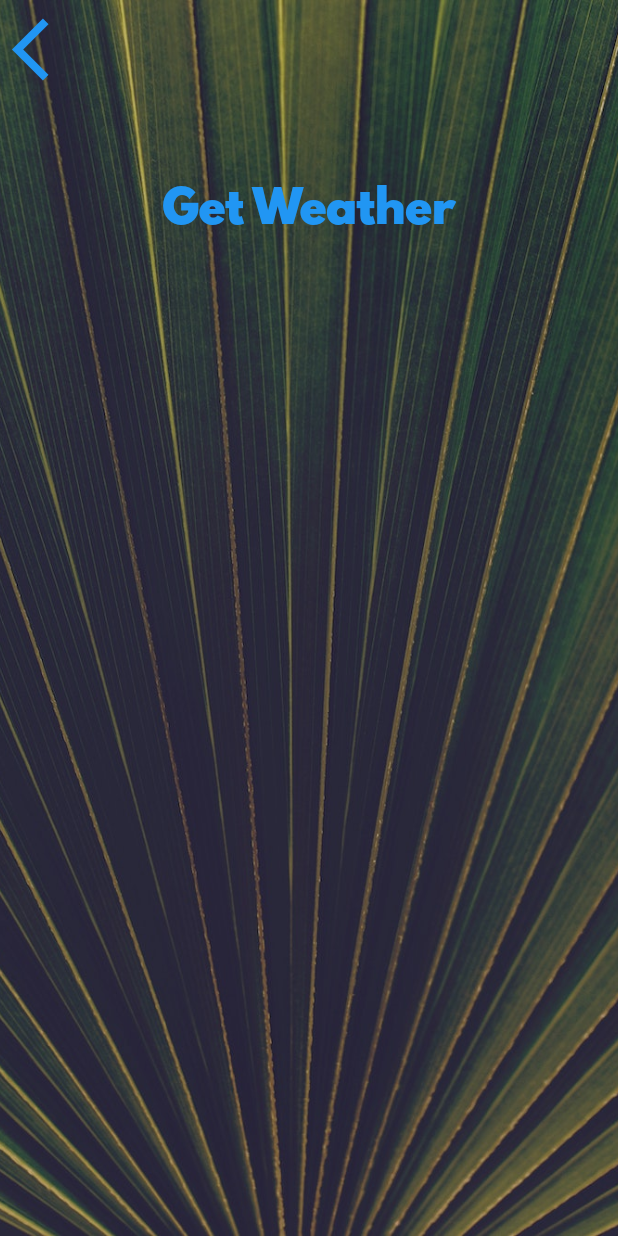
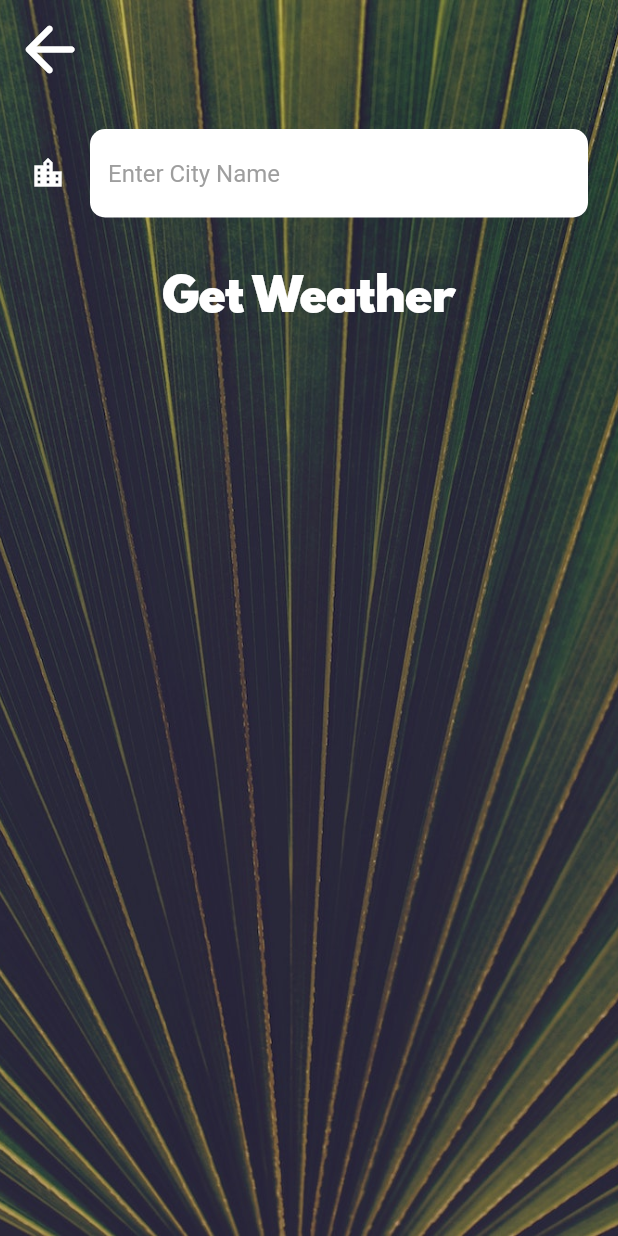
Before and after one commit to dumaloo/Flutter-Clima-App, a Flutter app: the CityScreen screen opened directly, on a phone screen of 412 x 824 dp. Run offline on Flutter 3.47's test engine with Material 2 defaults, Android fonts, the phone set to English and light mode, and no system bars; our stand-ins replace flutter_spinkit, geolocator; network calls fail.

Commit message:
added the city screen for the user

```diff
--- a/lib/screens/city_screen.dart
+++ b/lib/screens/city_screen.dart
@@ -7,6 +7,7 @@ class CityScreen extends StatefulWidget {
 }
 
 class _CityScreenState extends State<CityScreen> {
+  String cityName = '';
   @override
   Widget build(BuildContext context) {
     return Scaffold(
@@ -26,17 +27,28 @@ class _CityScreenState extends State<CityScreen> {
                 child: TextButton(
                   onPressed: () {},
                   child: Icon(
-                    Icons.arrow_back_ios,
+                    Icons.arrow_back_rounded,
+                    color: Colors.white,
                     size: 50.0,
                   ),
                 ),
               ),
               Container(
                 padding: EdgeInsets.all(20.0),
-                child: null,
+                child: TextField(
+                  style: TextStyle(
+                    color: Colors.black,
+                  ),
+                  decoration: kTextFieldInputDecoration,
+                  onChanged: (value) {
+                    cityName = value;
+                  },
+                ),
               ),
               TextButton(
-                onPressed: () {},
+                onPressed: () {
+                  Navigator.pop(context, cityName);
+                },
                 child: Text(
                   'Get Weather',
                   style: kButtonTextStyle,
--- a/lib/utilities/constants.dart
+++ b/lib/utilities/constants.dart
@@ -13,8 +13,28 @@ const kMessageTextStyle = TextStyle(
 const kButtonTextStyle = TextStyle(
   fontSize: 30.0,
   fontFamily: 'Spartan MB',
+  color: Colors.white,
 );
 
 const kConditionTextStyle = TextStyle(
   fontSize: 100.0,
 );
+
+const kTextFieldInputDecoration = InputDecoration(
+  filled: true,
+  fillColor: Colors.white,
+  icon: Icon(
+    Icons.location_city,
+    color: Colors.white,
+  ),
+  hintText: 'Enter City Name',
+  hintStyle: TextStyle(
+    color: Colors.grey,
+  ),
+  border: OutlineInputBorder(
+    borderRadius: BorderRadius.all(
+      Radius.circular(10),
+    ),
+    borderSide: BorderSide.none,
+  ),
+);
```
Also changed, not shown: lib/screens/location_screen.dart (+12 -1 lines), 1 other file.
